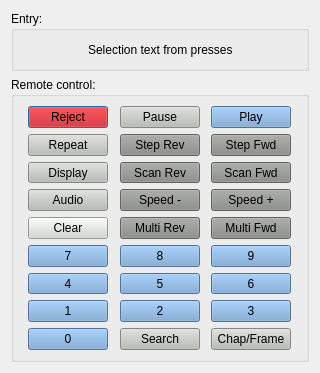
Qt form Linux-Application/DomesdayDuplicator/playerremotedialog.ui (simoninns/DomesdayDuplicator-gui-app) before a commit.
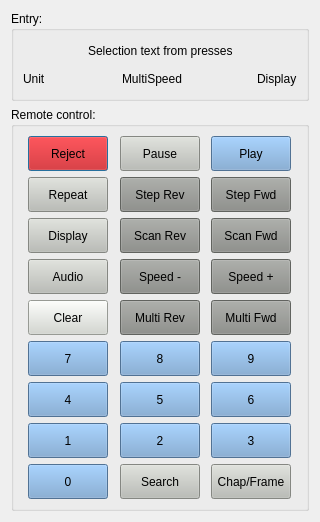
The same form after that commit.

Patch:
```diff
--- a/Linux-Application/DomesdayDuplicator/playerremotedialog.ui
+++ b/Linux-Application/DomesdayDuplicator/playerremotedialog.ui
@@ -7,31 +7,31 @@
     <x>0</x>
     <y>0</y>
     <width>320</width>
-    <height>373</height>
+    <height>522</height>
    </rect>
   </property>
   <property name="windowTitle">
    <string>Player remote</string>
   </property>
-  <layout class="QVBoxLayout" name="verticalLayout">
+  <layout class="QVBoxLayout" name="verticalLayout_3">
    <item>
     <widget class="QGroupBox" name="groupBox">
      <property name="minimumSize">
       <size>
        <width>0</width>
-       <height>60</height>
+       <height>90</height>
       </size>
      </property>
      <property name="maximumSize">
       <size>
        <width>16777215</width>
-       <height>60</height>
+       <height>90</height>
       </size>
      </property>
      <property name="title">
       <string>Entry:</string>
      </property>
-     <layout class="QVBoxLayout" name="verticalLayout_3">
+     <layout class="QVBoxLayout" name="verticalLayout">
       <item>
        <layout class="QHBoxLayout" name="horizontalLayout_10">
         <item>
@@ -69,6 +69,57 @@
         </item>
        </layout>
       </item>
+      <item>
+       <layout class="QHBoxLayout" name="horizontalLayout_11">
+        <item>
+         <widget class="QLabel" name="unitLabel">
+          <property name="text">
+           <string>Unit</string>
+          </property>
+         </widget>
+        </item>
+        <item>
+         <spacer name="horizontalSpacer_39">
+          <property name="orientation">
+           <enum>Qt::Horizontal</enum>
+          </property>
+          <property name="sizeHint" stdset="0">
+           <size>
+            <width>40</width>
+            <height>20</height>
+           </size>
+          </property>
+         </spacer>
+        </item>
+        <item>
+         <widget class="QLabel" name="speedLabel">
+          <property name="text">
+           <string>MultiSpeed</string>
+          </property>
+         </widget>
+        </item>
+        <item>
+         <spacer name="horizontalSpacer_40">
+          <property name="orientation">
+           <enum>Qt::Horizontal</enum>
+          </property>
+          <property name="sizeHint" stdset="0">
+           <size>
+            <width>40</width>
+            <height>20</height>
+           </size>
+          </property>
+         </spacer>
+        </item>
+        <item>
+         <widget class="QLabel" name="displayLabel">
+          <property name="text">
+           <string>Display</string>
+          </property>
+         </widget>
+        </item>
+       </layout>
+      </item>
      </layout>
     </widget>
    </item>
```
